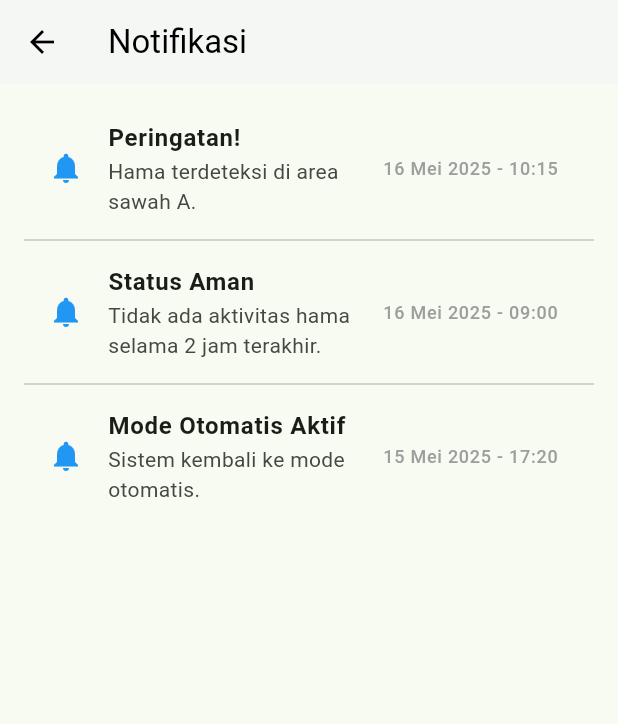
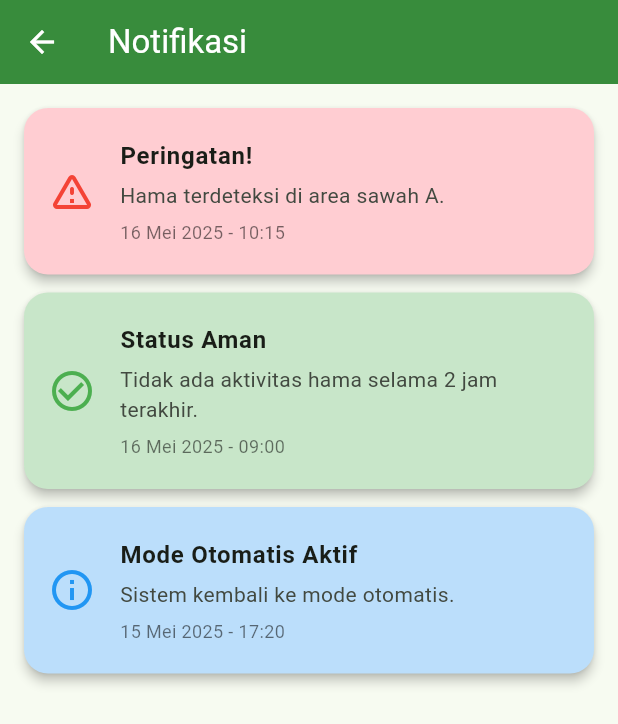
Before and after one commit to IQ1341/HamaGuardApp, a Flutter app: the ControlScreen screen opened directly, after a tap on the "notifications none" icon, on a phone screen of 412 x 824 dp. Shown: the top 724 px of the screen. Run offline on Flutter 3.47's test engine with Material 3 defaults, Android fonts, the light colour scheme and no system bars; our stand-ins replace firebase_core, firebase_database; accounts and stored records are empty.

Commit message:
update settings

```diff
--- a/lib/screens/control/control_screen.dart
+++ b/lib/screens/control/control_screen.dart
@@ -11,28 +11,41 @@ class ControlScreen extends StatefulWidget {
 
 class _ControlScreenState extends State<ControlScreen> {
   bool isAutoMode = true; // default: mode otomatis
+  bool isRepellerOn = false; // status pengusir (manual mode)
 
   void toggleMode() {
     setState(() {
       isAutoMode = !isAutoMode;
+      if (isAutoMode) {
+        isRepellerOn = false; // reset repeller saat mode otomatis
+      }
     });
   }
 
-  void triggerRepeller() {
+  void toggleRepeller() {
+    setState(() {
+      isRepellerOn = !isRepellerOn;
+    });
+
     showDialog(
       context: context,
       builder: (context) => AlertDialog(
         shape: RoundedRectangleBorder(borderRadius: BorderRadius.circular(16)),
-        title: const Row(
+        title: Row(
           children: [
-            Icon(Icons.check_circle_outline, color: Colors.green),
-            SizedBox(width: 8),
-            Text('Berhasil'),
+            Icon(
+              isRepellerOn ? Icons.check_circle : Icons.power_settings_new,
+              color: isRepellerOn ? Colors.green : Colors.grey,
+            ),
+            const SizedBox(width: 8),
+            Text(isRepellerOn ? 'Diaktifkan' : 'Dimatikan'),
           ],
         ),
-        content: const Text(
-          'Pengusir hama berhasil diaktifkan secara manual.',
-          style: TextStyle(fontSize: 16),
+        content: Text(
+          isRepellerOn
+              ? 'Pengusir hama berhasil diaktifkan.'
+              : 'Pengusir hama dimatikan.',
+          style: const TextStyle(fontSize: 16),
         ),
         actions: [
           TextButton(
@@ -59,51 +72,53 @@ class _ControlScreenState extends State<ControlScreen> {
             context,
             MaterialPageRoute(
               builder: (context) => NotificationScreen(),
-      ),
+            ),
           );
         },
       ),
-
       body: Padding(
         padding: const EdgeInsets.all(20),
         child: Column(
+          crossAxisAlignment: CrossAxisAlignment.stretch,
           children: [
-            const SizedBox(height: 10),
-            const Text(
-              'Mode Operasi',
-              style: TextStyle(fontSize: 22, fontWeight: FontWeight.bold),
-            ),
-            const SizedBox(height: 16),
             Card(
-              elevation: 3,
+              elevation: 4,
               shape: RoundedRectangleBorder(
-                  borderRadius: BorderRadius.circular(12)),
+                borderRadius: BorderRadius.circular(16),
+              ),
+              color: isAutoMode ? Colors.blue.shade50 : Colors.orange.shade50,
               child: Padding(
-                padding: const EdgeInsets.all(16),
+                padding: const EdgeInsets.all(20),
                 child: Row(
                   children: [
-                    Icon(
-                      isAutoMode ? Icons.autorenew : Icons.handyman,
-                      color: isAutoMode ? Colors.blue : Colors.orange,
-                      size: 36,
+                    CircleAvatar(
+                      backgroundColor: isAutoMode ? Colors.blue : Colors.orange,
+                      radius: 28,
+                      child: Icon(
+                        isAutoMode ? Icons.autorenew : Icons.handyman,
+                        color: Colors.white,
+                        size: 30,
+                      ),
                     ),
-                    const SizedBox(width: 16),
+                    const SizedBox(width: 20),
                     Expanded(
                       child: Column(
                         crossAxisAlignment: CrossAxisAlignment.start,
                         children: [
                           Text(
                             isAutoMode ? 'Mode Otomatis' : 'Mode Manual',
-                            style: const TextStyle(
-                                fontSize: 18, fontWeight: FontWeight.w600),
+                            style: TextStyle(
+                              fontSize: 18,
+                              fontWeight: FontWeight.bold,
+                              color: isAutoMode ? Colors.blue : Colors.orange,
+                            ),
                           ),
-                          const SizedBox(height: 4),
+                          const SizedBox(height: 6),
                           Text(
                             isAutoMode
-                                ? 'Alat akan bekerja secara otomatis sesuai sensor'
-                                : 'Kamu dapat mengaktifkan alat secara manual',
-                            style: const TextStyle(
-                                fontSize: 14, color: Colors.grey),
+                                ? 'Alat akan aktif otomatis sesuai sensor.'
+                                : 'Kamu dapat mengendalikan alat secara manual.',
+                            style: const TextStyle(color: Colors.black87),
                           ),
                         ],
                       ),
@@ -117,19 +132,74 @@ class _ControlScreenState extends State<ControlScreen> {
                 ),
               ),
             ),
-            const SizedBox(height: 30),
+
+            const SizedBox(height: 20),
+
+            // CARD 2: STATUS PENGUSIR (Tampil hanya di mode manual)
+            if (!isAutoMode)
+              Card(
+                elevation: 4,
+                shape: RoundedRectangleBorder(
+                  borderRadius: BorderRadius.circular(16),
+                ),
+                color:
+                    isRepellerOn ? Colors.green.shade50 : Colors.grey.shade100,
+                child: Padding(
+                  padding: const EdgeInsets.all(20),
+                  child: Row(
+                    children: [
+                      Icon(
+                        isRepellerOn
+                            ? Icons.volume_up_rounded
+                            : Icons.volume_off_rounded,
+                        color: isRepellerOn ? Colors.green : Colors.grey,
+                        size: 32,
+                      ),
+                      const SizedBox(width: 20),
+                      Expanded(
+                        child: Text(
+                          isRepellerOn
+                              ? 'Pengusir aktif secara manual.'
+                              : 'Pengusir dalam keadaan mati.',
+                          style: TextStyle(
+                            fontSize: 16,
+                            color: isRepellerOn
+                                ? Colors.green.shade700
+                                : Colors.grey,
+                            fontWeight: FontWeight.w600,
+                          ),
+                        ),
+                      ),
+                    ],
+                  ),
+                ),
+              ),
+
+            const SizedBox(height: 20),
+
+            // TOMBOL AKSI (Manual mode)
             if (!isAutoMode)
               ElevatedButton.icon(
-                onPressed: triggerRepeller,
-                icon: const Icon(Icons.volume_up),
-                label: const Text('Aktifkan Pengusir Sekarang'),
+                onPressed: toggleRepeller,
+                icon: Icon(
+                  isRepellerOn
+                      ? Icons.power_settings_new_rounded
+                      : Icons.volume_up_rounded,
+                ),
+                label: Text(
+                  isRepellerOn
+                      ? 'Matikan Pengusir'
+                      : 'Aktifkan Pengusir Sekarang',
+                  style: const TextStyle(fontSize: 16),
+                ),
                 style: ElevatedButton.styleFrom(
-                  backgroundColor: Colors.red,
+                  backgroundColor:
+                      isRepellerOn ? Colors.grey.shade700 : Colors.red.shade600,
                   foregroundColor: Colors.white,
                   padding:
-                      const EdgeInsets.symmetric(vertical: 14, horizontal: 24),
+                      const EdgeInsets.symmetric(vertical: 16, horizontal: 24),
                   shape: RoundedRectangleBorder(
-                      borderRadius: BorderRadius.circular(12)),
+                      borderRadius: BorderRadius.circular(14)),
                   minimumSize: const Size.fromHeight(50),
                 ),
               ),
--- a/lib/screens/dashboard/dashboard_screen.dart
+++ b/lib/screens/dashboard/dashboard_screen.dart
@@ -78,7 +78,7 @@ class _DashboardScreenState extends State<DashboardScreen> {
   @override
   Widget build(BuildContext context) {
     return Scaffold(
-      backgroundColor: const Color.fromARGB(255, 242, 242, 242),
+      backgroundColor: Colors.grey[100],
       appBar: CustomHeader(
         deviceName: 'HamaGuard',
         notificationCount: 5,
@@ -110,14 +110,14 @@ class _DashboardScreenState extends State<DashboardScreen> {
                     Row(
                       children: const [
                         Icon(Icons.thermostat_outlined,
-                            color: Colors.deepOrangeAccent, size: 30),
+                            color: Color.fromRGBO(56, 142, 60, 1), size: 30),
                         SizedBox(width: 12),
                         Text(
                           'Thermal Sensor',
                           style: TextStyle(
                             fontWeight: FontWeight.w600,
                             fontSize: 20,
-                            color: Colors.deepOrangeAccent,
+                            color: Color.fromRGBO(56, 142, 60, 1),
                           ),
                         ),
                       ],
--- a/lib/screens/notification/notification_screen.dart
+++ b/lib/screens/notification/notification_screen.dart
@@ -3,16 +3,19 @@ import 'package:flutter/material.dart';
 class NotificationScreen extends StatelessWidget {
   final List<Map<String, String>> notifications = [
     {
+      "type": "warning",
       "title": "Peringatan!",
       "message": "Hama terdeteksi di area sawah A.",
       "time": "16 Mei 2025 - 10:15"
     },
     {
+      "type": "safe",
       "title": "Status Aman",
       "message": "Tidak ada aktivitas hama selama 2 jam terakhir.",
       "time": "16 Mei 2025 - 09:00"
     },
     {
+      "type": "info",
       "title": "Mode Otomatis Aktif",
       "message": "Sistem kembali ke mode otomatis.",
       "time": "15 Mei 2025 - 17:20"
@@ -21,14 +24,50 @@ class NotificationScreen extends StatelessWidget {
 
   NotificationScreen({super.key});
 
+  Color _getColor(String type) {
+    switch (type) {
+      case 'warning':
+        return Colors.red.shade100;
+      case 'safe':
+        return Colors.green.shade100;
+      case 'info':
+      default:
+        return Colors.blue.shade100;
+    }
+  }
+
+  IconData _getIcon(String type) {
+    switch (type) {
+      case 'warning':
+        return Icons.warning_amber_rounded;
+      case 'safe':
+        return Icons.check_circle_outline;
+      case 'info':
+      default:
+        return Icons.info_outline;
+    }
+  }
+
+  Color _getIconColor(String type) {
+    switch (type) {
+      case 'warning':
+        return Colors.red;
+      case 'safe':
+        return Colors.green;
+      case 'info':
+      default:
+        return Colors.blue;
+    }
+  }
+
   @override
   Widget build(BuildContext context) {
     return Scaffold(
       appBar: AppBar(
         title: const Text('Notifikasi'),
-        backgroundColor: Colors.white,
-        foregroundColor: Colors.black,
-        elevation: 1,
+        backgroundColor: Colors.green[700],
+        foregroundColor: Colors.white,
+        elevation: 2,
       ),
       body: notifications.isEmpty
           ? const Center(
@@ -37,22 +76,53 @@ class NotificationScreen extends StatelessWidget {
                 style: TextStyle(fontSize: 16, color: Colors.grey),
               ),
             )
-          : ListView.separated(
+          : ListView.builder(
+              padding: const EdgeInsets.all(16),
               itemCount: notifications.length,
-              padding: const EdgeInsets.all(16),
-              separatorBuilder: (context, index) => const Divider(),
               itemBuilder: (context, index) {
                 final notif = notifications[index];
-                return ListTile(
-                  leading: const Icon(Icons.notifications, color: Colors.blue),
-                  title: Text(
-                    notif["title"]!,
-                    style: const TextStyle(fontWeight: FontWeight.bold),
+                final type = notif["type"] ?? "info";
+
+                return Card(
+                  color: _getColor(type),
+                  margin: const EdgeInsets.only(bottom: 12),
+                  shape: RoundedRectangleBorder(
+                    borderRadius: BorderRadius.circular(16),
                   ),
-                  subtitle: Text(notif["message"]!),
-                  trailing: Text(
-                    notif["time"]!,
-                    style: const TextStyle(fontSize: 12, color: Colors.grey),
+                  elevation: 3,
+                  child: ListTile(
+                    contentPadding: const EdgeInsets.symmetric(
+                        horizontal: 16, vertical: 12),
+                    leading: Icon(
+                      _getIcon(type),
+                      color: _getIconColor(type),
+                      size: 32,
+                    ),
+                    title: Text(
+                      notif["title"]!,
+                      style: const TextStyle(
+                        fontWeight: FontWeight.bold,
+                        fontSize: 16,
+                      ),
+                    ),
+                    subtitle: Column(
+                      crossAxisAlignment: CrossAxisAlignment.start,
+                      children: [
+                        const SizedBox(height: 4),
+                        Text(
+                          notif["message"]!,
+                          style: const TextStyle(fontSize: 14),
+                        ),
+                        const SizedBox(height: 6),
+                        Text(
+                          notif["time"]!,
+                          style: const TextStyle(
+                            fontSize: 12,
+                            color: Colors.black54,
+                          ),
+                        ),
+                      ],
+                    ),
                   ),
                 );
               },
--- a/lib/widgets/costum_header.dart
+++ b/lib/widgets/costum_header.dart
@@ -4,7 +4,7 @@ import 'package:intl/intl.dart';
 class CustomHeader extends StatefulWidget implements PreferredSizeWidget {
   final String deviceName;
   final VoidCallback? onNotificationTap;
-  final int notificationCount; // Tambahan
+  final int notificationCount;
 
   const CustomHeader({
     super.key,
@@ -14,7 +14,8 @@ class CustomHeader extends StatefulWidget implements PreferredSizeWidget {
   });
 
   @override
-  Size get preferredSize => const Size.fromHeight(kToolbarHeight + 24);
+  Size get preferredSize =>
+      const Size.fromHeight(100); // Disesuaikan agar tidak overflow
 
   @override
   State<CustomHeader> createState() => _CustomHeaderState();
@@ -49,27 +50,31 @@ class _CustomHeaderState extends State<CustomHeader> {
 
   @override
   Widget build(BuildContext context) {
-    return AppBar(
-      backgroundColor: Colors.transparent,
-      elevation: 0,
-      automaticallyImplyLeading: false,
-      titleSpacing: 16,
-      title: Row(
+    return ClipRRect(
+      borderRadius: const BorderRadius.only(
+        bottomLeft: Radius.circular(24),
+        bottomRight: Radius.circular(24),
+      ),
+      child: Container(
+        color: Colors.green[700],
+        padding:
+            const EdgeInsets.only(top: 16, left: 16, right: 16, bottom: 16),
+        child: SafeArea(
+          bottom: false,
+          child: Row(
             crossAxisAlignment: CrossAxisAlignment.center,
             children: [
               // Nama alat dan tanggal
-          Padding(
-            padding: const EdgeInsets.only(right: 8.0),
-            child: Column(
+              Column(
                 crossAxisAlignment: CrossAxisAlignment.start,
                 mainAxisSize: MainAxisSize.min,
                 children: [
                   Text(
                     widget.deviceName,
                     style: const TextStyle(
-                    fontSize: 18,
+                      fontSize: 20,
                       fontWeight: FontWeight.w600,
-                    color: Color.fromRGBO(56, 142, 60, 1),
+                      color: Colors.white,
                     ),
                   ),
                   const SizedBox(height: 4),
@@ -77,28 +82,25 @@ class _CustomHeaderState extends State<CustomHeader> {
                     _dateString,
                     style: TextStyle(
                       fontSize: 12,
-                    color: Colors.grey[600],
+                      color: Colors.white70,
                       height: 1.2,
                     ),
                   ),
                 ],
               ),
-          ),
               const Spacer(),
 
-          // Icon lonceng + badge notifikasi
-          Padding(
-            padding: const EdgeInsets.only(left: 8.0),
-            child: Material(
-              color: const Color.fromARGB(255, 219, 230, 221),
-              shape: const CircleBorder(),
-              child: Stack(
+              // Icon notifikasi
+              Stack(
                 clipBehavior: Clip.none,
                 children: [
-                  IconButton(
+                  Material(
+                    color: Colors.green[600],
+                    shape: const CircleBorder(),
+                    child: IconButton(
                       padding: const EdgeInsets.all(8),
                       icon: const Icon(Icons.notifications_none,
-                        color: Color.fromARGB(221, 57, 35, 35), size: 28),
+                          color: Colors.white, size: 28),
                       onPressed: widget.onNotificationTap ??
                           () {
                             ScaffoldMessenger.of(context).showSnackBar(
@@ -108,8 +110,7 @@ class _CustomHeaderState extends State<CustomHeader> {
                           },
                       splashRadius: 24,
                     ),
-
-                  // Badge jika notificationCount > 0
+                  ),
                   if (widget.notificationCount > 0)
                     Positioned(
                       right: 4,
@@ -136,9 +137,9 @@ class _CustomHeaderState extends State<CustomHeader> {
                     ),
                 ],
               ),
+            ],
           ),
         ),
-        ],
       ),
     );
   }
--- a/lib/widgets/thermal_heatmap.dart
+++ b/lib/widgets/thermal_heatmap.dart
@@ -14,12 +14,12 @@ class ThermalHeatmap extends StatelessWidget {
         decoration: BoxDecoration(
           borderRadius: BorderRadius.circular(18),
           border: Border.all(
-            color: Colors.deepOrangeAccent.withOpacity(0.6),
+            color: const Color.fromRGBO(56, 142, 60, 1).withOpacity(0.6),
             width: 3,
           ),
           boxShadow: [
             BoxShadow(
-              color: Colors.deepOrangeAccent.withOpacity(0.15),
+              color: const Color.fromRGBO(56, 142, 60, 1).withOpacity(0.15),
               blurRadius: 8,
               spreadRadius: 1,
               offset: Offset(0, 3),
```
Also changed, not shown: lib/screens/setting/setting_screen.dart (+39 -50 lines). Lines whose indentation alone changed are shown as unchanged.
